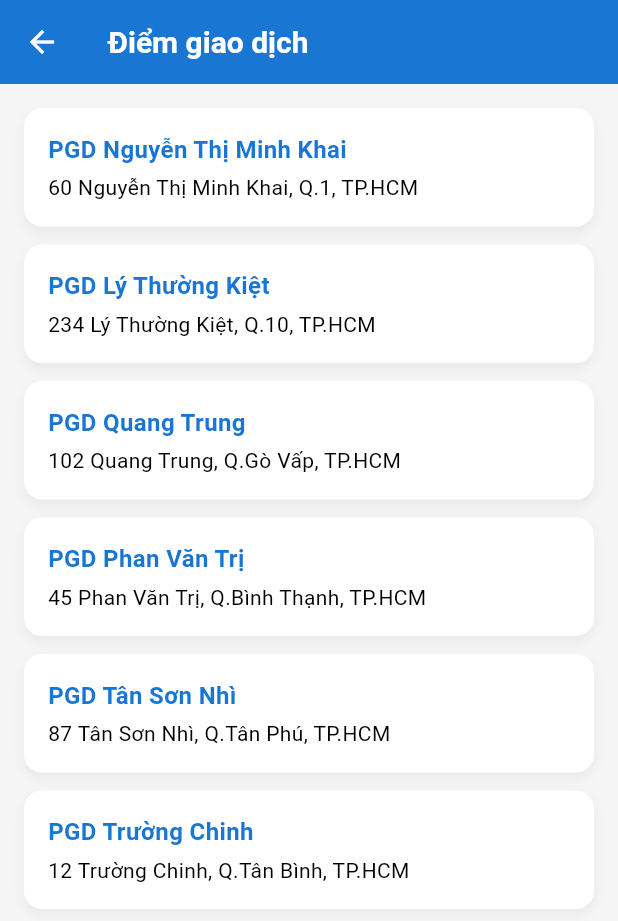
After one commit to trieu772005s1/HeThongThongTin, a Flutter app: the TransactionPointPage screen opened by its route, on a phone screen of 412 x 824 dp. The commit adds this screen. Shown: the top 921 px of the screen. Run offline on Flutter 3.47's test engine with Material 3 defaults, Android fonts, the light colour scheme and no system bars; our stand-ins replace cloud_firestore, firebase_auth, firebase_core, firebase_storage, image_picker, open_file; missing offline and left inert: excel; accounts and stored records are empty.

Commit message:
diem giao dich

```diff
--- a/lib/main.dart
+++ b/lib/main.dart
@@ -24,6 +24,8 @@ import 'package:fl_credit/pages/home/staff/loan_contract_page.dart';
 
 // Staff management
 import 'package:fl_credit/pages/home/staff/staff_management_page.dart';
+//Transaction Page
+import 'package:fl_credit/pages/home/customer/location/transaction_point_page.dart';
 
 void main() async {
   WidgetsFlutterBinding.ensureInitialized();
@@ -73,6 +75,8 @@ class MyApp extends StatelessWidget {
 
         // Staff
         '/staffManagement': (ctx) => const StaffManagementPage(),
+        // Transaction Points
+        '/transactionPoints': (ctx) => const TransactionPointPage(),
       },
     );
   }
--- a/lib/pages/home/customer/dashboard.dart
+++ b/lib/pages/home/customer/dashboard.dart
@@ -308,6 +308,9 @@ class _CustomerDashboardState extends State<CustomerDashboard> {
             MaterialPageRoute(builder: (_) => const SupportPage()),
           );
         }),
+        _buildFuncItem(Icons.location_on, 'Điểm giao dịch', () {
+          Navigator.pushNamed(context, '/transactionPoints');
+        }),
       ],
     );
   }
--- a/lib/pages/home/customer/home_customer_page.dart
+++ b/lib/pages/home/customer/home_customer_page.dart
@@ -74,22 +74,13 @@ class _HomeCustomerPageState extends State<HomeCustomerPage> {
             children: [
               _navItem(icon: Icons.home, label: 'Trang chủ', index: 0),
               _navItem(icon: Icons.attach_money, label: 'Khoản vay', index: 1),
-              const SizedBox(width: 48),
+
               _navItem(icon: Icons.credit_card, label: 'Thẻ', index: 3),
               _navItem(icon: Icons.person, label: 'Cá nhân', index: 4),
             ],
           ),
         ),
       ),
-      floatingActionButton: FloatingActionButton(
-        onPressed: () {
-          // ví dụ: chuyển sang index 2 khi bấm FAB
-          // setState(() => _currentIndex = 2);
-        },
-        backgroundColor: const Color(0xFF1976D2),
-        child: const Icon(Icons.add, size: 32, color: Colors.white),
-      ),
-      floatingActionButtonLocation: FloatingActionButtonLocation.centerDocked,
     );
   }
 
--- /dev/null
+++ b/lib/pages/home/customer/location/transaction_point_page.dart
@@ -0,0 +1,81 @@
+import 'package:flutter/material.dart';
+
+class TransactionPointPage extends StatelessWidget {
+  const TransactionPointPage({super.key});
+
+  // Danh sách điểm giao dịch ở TP.HCM
+  final List<Map<String, String>> locations = const [
+    {
+      'name': 'PGD Nguyễn Thị Minh Khai',
+      'address': '60 Nguyễn Thị Minh Khai, Q.1, TP.HCM',
+    },
+    {
+      'name': 'PGD Lý Thường Kiệt',
+      'address': '234 Lý Thường Kiệt, Q.10, TP.HCM',
+    },
+    {'name': 'PGD Quang Trung', 'address': '102 Quang Trung, Q.Gò Vấp, TP.HCM'},
+    {
+      'name': 'PGD Phan Văn Trị',
+      'address': '45 Phan Văn Trị, Q.Bình Thạnh, TP.HCM',
+    },
+    {'name': 'PGD Tân Sơn Nhì', 'address': '87 Tân Sơn Nhì, Q.Tân Phú, TP.HCM'},
+    {
+      'name': 'PGD Trường Chinh',
+      'address': '12 Trường Chinh, Q.Tân Bình, TP.HCM',
+    },
+  ];
+
+  @override
+  Widget build(BuildContext context) {
+    return Scaffold(
+      appBar: AppBar(
+        title: const Text(
+          'Điểm giao dịch',
+          style: TextStyle(color: Colors.white),
+        ),
+        iconTheme: const IconThemeData(color: Colors.white),
+        backgroundColor: const Color(0xFF1976D2),
+      ),
+      body: ListView.builder(
+        padding: const EdgeInsets.all(16),
+        itemCount: locations.length,
+        itemBuilder: (context, index) {
+          final item = locations[index];
+          return Container(
+            margin: const EdgeInsets.only(bottom: 12),
+            padding: const EdgeInsets.all(16),
+            decoration: BoxDecoration(
+              color: Colors.white,
+              borderRadius: BorderRadius.circular(12),
+              boxShadow: [
+                BoxShadow(
+                  color: Colors.black.withOpacity(0.05),
+                  blurRadius: 6,
+                  offset: const Offset(0, 4),
+                ),
+              ],
+            ),
+            child: Column(
+              crossAxisAlignment: CrossAxisAlignment.start,
+              children: [
+                Text(
+                  item['name'] ?? '',
+                  style: const TextStyle(
+                    fontSize: 16,
+                    fontWeight: FontWeight.bold,
+                    color: Color(0xFF1976D2),
+                  ),
+                ),
+                const SizedBox(height: 4),
+                Text(
+                  item['address'] ?? '',
+                  style: const TextStyle(fontSize: 14),
+                ),
+              ],
+            ),
+          );
+        },
+      ),
+    );
+  }
+}
```
